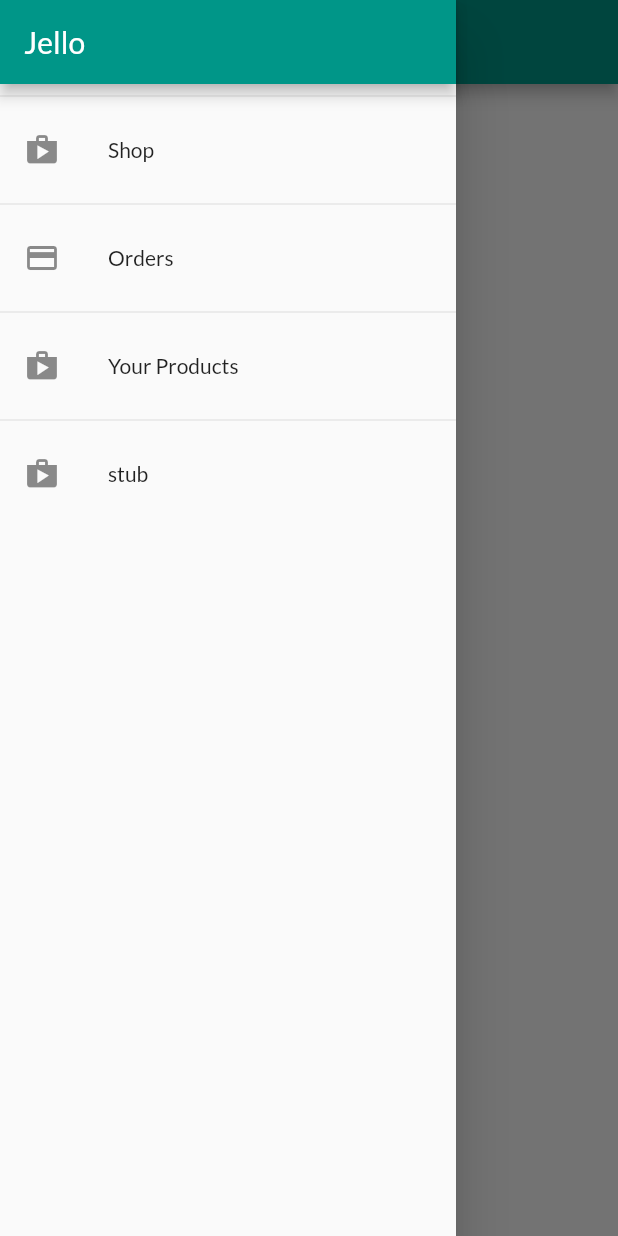
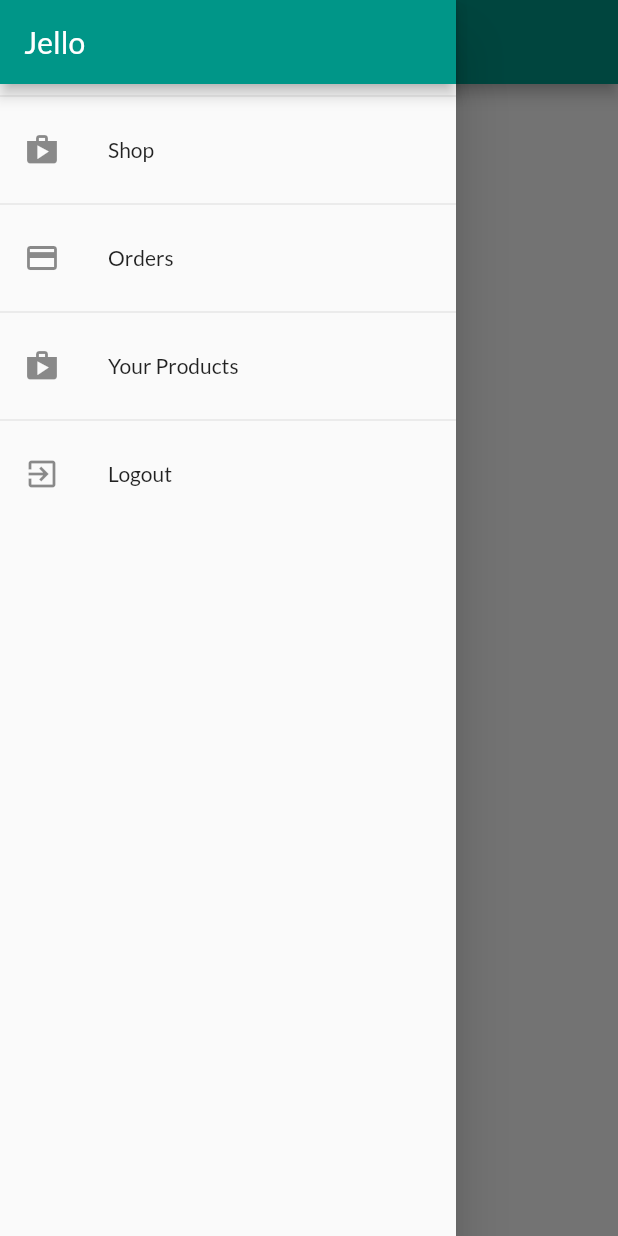
Before and after one commit to Kazberovich/meals_app, a Flutter app: the OrdersScreen screen opened by its route, with the side drawer open, on a phone screen of 412 x 824 dp. Run offline on Flutter 3.47's test engine with Material 2 defaults, Android fonts, the phone set to English and light mode, and no system bars; network calls fail.

Commit message:
Autologout implemeted

```diff
--- a/lib/widgets/app_drawer.dart
+++ b/lib/widgets/app_drawer.dart
@@ -1,4 +1,6 @@
 import 'package:flutter/material.dart';
+import 'package:provider/provider.dart';
+import 'package:shop_app/providers/auth_provider.dart';
 import 'package:shop_app/screens/orders_screen.dart';
 import 'package:shop_app/screens/user_products_screen.dart';
 
@@ -13,21 +15,41 @@ class AppDrawerWidget extends StatelessWidget {
             automaticallyImplyLeading: false,
           ),
           Divider(),
-          ListTile(leading: Icon(Icons.shop), title: Text('Shop'), onTap: (){
-            Navigator.of(context).pushReplacementNamed('/');
-          },),
+          ListTile(
+            leading: Icon(Icons.shop),
+            title: Text('Shop'),
+            onTap: () {
+              Navigator.of(context).pushReplacementNamed('/');
+            },
+          ),
           Divider(),
-          ListTile(leading: Icon(Icons.payment), title: Text('Orders'), onTap: (){
-            Navigator.of(context).pushReplacementNamed(OrdersScreen.routeName);
-          },),
+          ListTile(
+            leading: Icon(Icons.payment),
+            title: Text('Orders'),
+            onTap: () {
+              Navigator.of(context)
+                  .pushReplacementNamed(OrdersScreen.routeName);
+            },
+          ),
           Divider(),
-          ListTile(leading: Icon(Icons.shop), title: Text('Your Products'), onTap: (){
-            Navigator.of(context).pushReplacementNamed(UserProductsScreen.routeName);
-          },),
+          ListTile(
+            leading: Icon(Icons.shop),
+            title: Text('Your Products'),
+            onTap: () {
+              Navigator.of(context)
+                  .pushReplacementNamed(UserProductsScreen.routeName);
+            },
+          ),
           Divider(),
-          ListTile(leading: Icon(Icons.shop), title: Text('stub'), onTap: (){
-            Navigator.of(context).pushReplacementNamed('/');
-          },),
+          ListTile(
+            leading: Icon(Icons.exit_to_app),
+            title: Text('Logout'),
+            onTap: () {
+              Navigator.of(context).pop();
+              Provider.of<AuthProvider>(context, listen: false).logout();
+              // Navigator.of(context).pushReplacementNamed('/auth');
+            },
+          ),
         ],
       ),
     );
```
Also changed, not shown: lib/providers/auth_provider.dart (+27 -0 lines).
